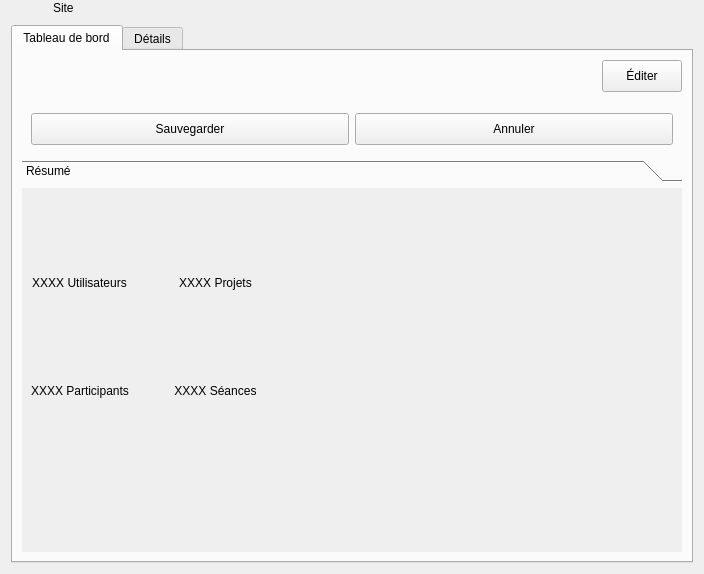
Qt form client/src/editors/SiteWidget.ui (introlab/openteraplus) before a commit.
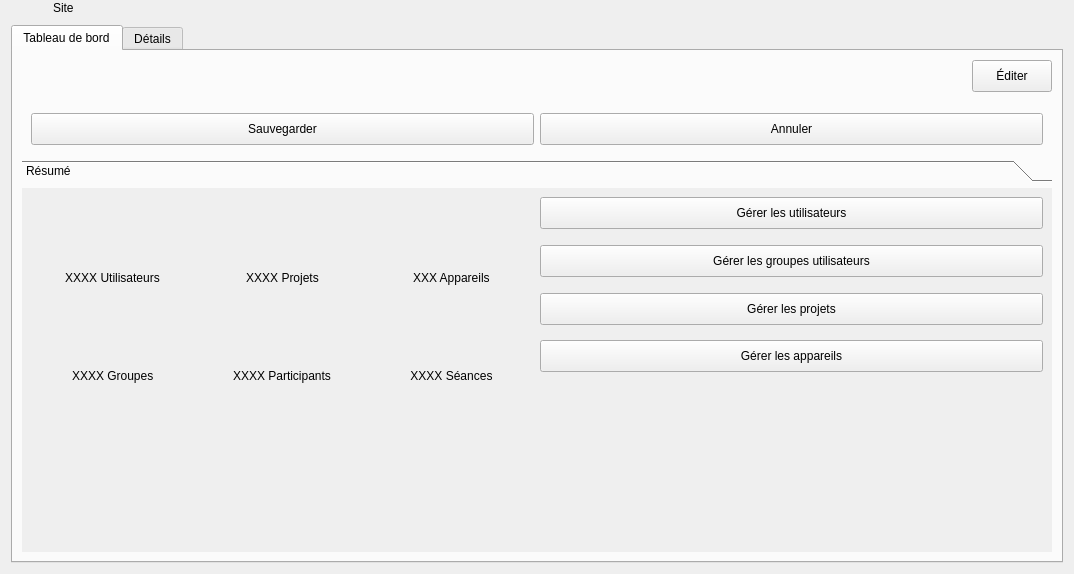
The same form after that commit. The open tabs and pages were chosen to show the change. Icons and pictures are not drawn. Custom widgets are drawn as their Qt base class.

Commit message: Refs #1. Revised SiteWidget - work in progress. Added stats display.

```diff
--- a/client/src/editors/SiteWidget.ui
+++ b/client/src/editors/SiteWidget.ui
@@ -6,7 +6,7 @@
    <rect>
     <x>0</x>
     <y>0</y>
-    <width>704</width>
+    <width>1074</width>
     <height>574</height>
    </rect>
   </property>
@@ -307,7 +307,7 @@
            <rect>
             <x>0</x>
             <y>0</y>
-            <width>668</width>
+            <width>1038</width>
             <height>339</height>
            </rect>
           </property>
@@ -316,31 +316,14 @@
           </attribute>
           <layout class="QVBoxLayout" name="verticalLayout_7">
            <item>
+            <layout class="QHBoxLayout" name="horizontalLayout_3">
+             <item>
             <layout class="QGridLayout" name="gridLayout">
-             <property name="horizontalSpacing">
-              <number>45</number>
-             </property>
              <property name="verticalSpacing">
-              <number>15</number>
-             </property>
-             <item row="1" column="0" alignment="Qt::AlignHCenter">
-              <widget class="QLabel" name="lblUsers">
-               <property name="sizePolicy">
-                <sizepolicy hsizetype="Preferred" vsizetype="Maximum">
-                 <horstretch>0</horstretch>
-                 <verstretch>0</verstretch>
-                </sizepolicy>
-               </property>
-               <property name="text">
-                <string>XXXX Utilisateurs</string>
-               </property>
-               <property name="alignment">
-                <set>Qt::AlignCenter</set>
-               </property>
-              </widget>
-             </item>
-             <item row="2" column="0" alignment="Qt::AlignHCenter">
-              <widget class="QLabel" name="icoParticipant">
+                <number>10</number>
+               </property>
+               <item row="0" column="0" alignment="Qt::AlignHCenter">
+                <widget class="QLabel" name="icoUsers">
                <property name="sizePolicy">
                 <sizepolicy hsizetype="Fixed" vsizetype="Fixed">
                  <horstretch>0</horstretch>
@@ -370,39 +353,7 @@
                </property>
               </widget>
              </item>
-             <item row="3" column="1">
-              <widget class="QLabel" name="lblSessions">
-               <property name="sizePolicy">
-                <sizepolicy hsizetype="Preferred" vsizetype="Maximum">
-                 <horstretch>0</horstretch>
-                 <verstretch>0</verstretch>
-                </sizepolicy>
-               </property>
-               <property name="text">
-                <string>XXXX Séances</string>
-               </property>
-               <property name="alignment">
-                <set>Qt::AlignCenter</set>
-               </property>
-              </widget>
-             </item>
-             <item row="3" column="0" alignment="Qt::AlignHCenter">
-              <widget class="QLabel" name="lblParticipant">
-               <property name="sizePolicy">
-                <sizepolicy hsizetype="Preferred" vsizetype="Preferred">
-                 <horstretch>0</horstretch>
-                 <verstretch>0</verstretch>
-                </sizepolicy>
-               </property>
-               <property name="text">
-                <string>XXXX Participants</string>
-               </property>
-               <property name="alignment">
-                <set>Qt::AlignCenter</set>
-               </property>
-              </widget>
-             </item>
-             <item row="0" column="1" alignment="Qt::AlignHCenter">
+               <item row="0" column="1" alignment="Qt::AlignHCenter|Qt::AlignVCenter">
               <widget class="QLabel" name="icoProjects">
                <property name="sizePolicy">
                 <sizepolicy hsizetype="Fixed" vsizetype="Fixed">
@@ -433,7 +384,54 @@
                </property>
               </widget>
              </item>
-             <item row="1" column="1">
+               <item row="0" column="2" alignment="Qt::AlignHCenter|Qt::AlignVCenter">
+                <widget class="QLabel" name="icoDevices">
+                 <property name="sizePolicy">
+                  <sizepolicy hsizetype="Fixed" vsizetype="Fixed">
+                   <horstretch>0</horstretch>
+                   <verstretch>0</verstretch>
+                  </sizepolicy>
+                 </property>
+                 <property name="minimumSize">
+                  <size>
+                   <width>64</width>
+                   <height>64</height>
+                  </size>
+                 </property>
+                 <property name="maximumSize">
+                  <size>
+                   <width>64</width>
+                   <height>64</height>
+                  </size>
+                 </property>
+                 <property name="text">
+                  <string/>
+                 </property>
+                 <property name="pixmap">
+                  <pixmap resource="../../resources/TeraClient.qrc">:/icons/device.png</pixmap>
+                 </property>
+                 <property name="scaledContents">
+                  <bool>true</bool>
+                 </property>
+                </widget>
+               </item>
+               <item row="1" column="0" alignment="Qt::AlignHCenter|Qt::AlignTop">
+                <widget class="QLabel" name="lblUsers">
+                 <property name="sizePolicy">
+                  <sizepolicy hsizetype="Preferred" vsizetype="Maximum">
+                   <horstretch>0</horstretch>
+                   <verstretch>0</verstretch>
+                  </sizepolicy>
+                 </property>
+                 <property name="text">
+                  <string>XXXX Utilisateurs</string>
+                 </property>
+                 <property name="alignment">
+                  <set>Qt::AlignCenter</set>
+                 </property>
+                </widget>
+               </item>
+               <item row="1" column="1" alignment="Qt::AlignHCenter|Qt::AlignTop">
               <widget class="QLabel" name="lblProjects">
                <property name="sizePolicy">
                 <sizepolicy hsizetype="Preferred" vsizetype="Maximum">
@@ -449,7 +447,76 @@
                </property>
               </widget>
              </item>
+               <item row="1" column="2" alignment="Qt::AlignHCenter|Qt::AlignTop">
+                <widget class="QLabel" name="lblDevices">
+                 <property name="text">
+                  <string>XXX Appareils</string>
+                 </property>
+                </widget>
+               </item>
+               <item row="2" column="0" alignment="Qt::AlignHCenter">
+                <widget class="QLabel" name="icoGroups">
+                 <property name="sizePolicy">
+                  <sizepolicy hsizetype="Fixed" vsizetype="Fixed">
+                   <horstretch>0</horstretch>
+                   <verstretch>0</verstretch>
+                  </sizepolicy>
+                 </property>
+                 <property name="minimumSize">
+                  <size>
+                   <width>64</width>
+                   <height>64</height>
+                  </size>
+                 </property>
+                 <property name="maximumSize">
+                  <size>
+                   <width>64</width>
+                   <height>64</height>
+                  </size>
+                 </property>
+                 <property name="text">
+                  <string/>
+                 </property>
+                 <property name="pixmap">
+                  <pixmap resource="../../resources/TeraClient.qrc">:/icons/group.png</pixmap>
+                 </property>
+                 <property name="scaledContents">
+                  <bool>true</bool>
+                 </property>
+                </widget>
+               </item>
              <item row="2" column="1" alignment="Qt::AlignHCenter">
+                <widget class="QLabel" name="icoParticipant">
+                 <property name="sizePolicy">
+                  <sizepolicy hsizetype="Fixed" vsizetype="Fixed">
+                   <horstretch>0</horstretch>
+                   <verstretch>0</verstretch>
+                  </sizepolicy>
+                 </property>
+                 <property name="minimumSize">
+                  <size>
+                   <width>64</width>
+                   <height>64</height>
+                  </size>
+                 </property>
+                 <property name="maximumSize">
+                  <size>
+                   <width>64</width>
+                   <height>64</height>
+                  </size>
+                 </property>
+                 <property name="text">
+                  <string/>
+                 </property>
+                 <property name="pixmap">
+                  <pixmap resource="../../resources/TeraClient.qrc">:/icons/patient.png</pixmap>
+                 </property>
+                 <property name="scaledContents">
+                  <bool>true</bool>
+                 </property>
+                </widget>
+               </item>
+               <item row="2" column="2" alignment="Qt::AlignHCenter">
               <widget class="QLabel" name="icoSessions">
                <property name="sizePolicy">
                 <sizepolicy hsizetype="Fixed" vsizetype="Fixed">
@@ -480,49 +547,157 @@
                </property>
               </widget>
              </item>
-             <item row="0" column="0" alignment="Qt::AlignHCenter">
-              <widget class="QLabel" name="icoUsers">
+               <item row="3" column="0" alignment="Qt::AlignHCenter|Qt::AlignTop">
+                <widget class="QLabel" name="lblGroups">
+                 <property name="text">
+                  <string>XXXX Groupes</string>
+                 </property>
+                </widget>
+               </item>
+               <item row="3" column="1" alignment="Qt::AlignHCenter|Qt::AlignTop">
+                <widget class="QLabel" name="lblParticipant">
                <property name="sizePolicy">
-                <sizepolicy hsizetype="Fixed" vsizetype="Fixed">
+                  <sizepolicy hsizetype="Preferred" vsizetype="Preferred">
                  <horstretch>0</horstretch>
                  <verstretch>0</verstretch>
                 </sizepolicy>
                </property>
+                 <property name="text">
+                  <string>XXXX Participants</string>
+                 </property>
+                 <property name="alignment">
+                  <set>Qt::AlignCenter</set>
+                 </property>
+                </widget>
+               </item>
+               <item row="3" column="2" alignment="Qt::AlignHCenter|Qt::AlignTop">
+                <widget class="QLabel" name="lblSessions">
+                 <property name="sizePolicy">
+                  <sizepolicy hsizetype="Preferred" vsizetype="Maximum">
+                   <horstretch>0</horstretch>
+                   <verstretch>0</verstretch>
+                  </sizepolicy>
+                 </property>
+                 <property name="text">
+                  <string>XXXX Séances</string>
+                 </property>
+                 <property name="alignment">
+                  <set>Qt::AlignCenter</set>
+                 </property>
+                </widget>
+               </item>
+              </layout>
+             </item>
+             <item>
+              <layout class="QVBoxLayout" name="verticalLayout_9">
+               <property name="spacing">
+                <number>5</number>
+               </property>
+               <item alignment="Qt::AlignTop">
+                <widget class="QPushButton" name="btnManageUsers">
+                 <property name="sizePolicy">
+                  <sizepolicy hsizetype="Preferred" vsizetype="Fixed">
+                   <horstretch>0</horstretch>
+                   <verstretch>0</verstretch>
+                  </sizepolicy>
+                 </property>
                <property name="minimumSize">
                 <size>
-                 <width>64</width>
-                 <height>64</height>
-                </size>
-               </property>
-               <property name="maximumSize">
+                   <width>200</width>
+                   <height>32</height>
+                  </size>
+                 </property>
+                 <property name="cursor">
+                  <cursorShape>PointingHandCursor</cursorShape>
+                 </property>
+                 <property name="text">
+                  <string>Gérer les utilisateurs</string>
+                 </property>
+                 <property name="icon">
+                  <iconset resource="../../resources/TeraClient.qrc">
+                   <normaloff>:/icons/software_user_online.png</normaloff>:/icons/software_user_online.png</iconset>
+                 </property>
+                </widget>
+               </item>
+               <item alignment="Qt::AlignTop">
+                <widget class="QPushButton" name="btnManageUserGroups">
+                 <property name="sizePolicy">
+                  <sizepolicy hsizetype="Preferred" vsizetype="Fixed">
+                   <horstretch>0</horstretch>
+                   <verstretch>0</verstretch>
+                  </sizepolicy>
+                 </property>
+                 <property name="minimumSize">
                 <size>
-                 <width>64</width>
-                 <height>64</height>
-                </size>
-               </property>
+                   <width>200</width>
+                   <height>32</height>
+                  </size>
+                 </property>
+                 <property name="cursor">
+                  <cursorShape>PointingHandCursor</cursorShape>
+                 </property>
                <property name="text">
-                <string/>
-               </property>
-               <property name="pixmap">
-                <pixmap resource="../../resources/TeraClient.qrc">:/icons/software_user.png</pixmap>
-               </property>
-               <property name="scaledContents">
-                <bool>true</bool>
-               </property>
-              </widget>
-             </item>
-             <item row="0" column="2">
-              <spacer name="horizontalSpacer_2">
-               <property name="orientation">
-                <enum>Qt::Horizontal</enum>
-               </property>
-               <property name="sizeHint" stdset="0">
+                  <string>Gérer les groupes utilisateurs</string>
+                 </property>
+                 <property name="icon">
+                  <iconset resource="../../resources/TeraClient.qrc">
+                   <normaloff>:/icons/usergroup.png</normaloff>:/icons/usergroup.png</iconset>
+                 </property>
+                </widget>
+               </item>
+               <item alignment="Qt::AlignTop">
+                <widget class="QPushButton" name="btnManageProjects">
+                 <property name="sizePolicy">
+                  <sizepolicy hsizetype="Preferred" vsizetype="Fixed">
+                   <horstretch>0</horstretch>
+                   <verstretch>0</verstretch>
+                  </sizepolicy>
+                 </property>
+                 <property name="minimumSize">
+                  <size>
+                   <width>200</width>
+                   <height>32</height>
+                  </size>
+                 </property>
+                 <property name="cursor">
+                  <cursorShape>PointingHandCursor</cursorShape>
+                 </property>
+                 <property name="text">
+                  <string>Gérer les projets</string>
+                 </property>
+                 <property name="icon">
+                  <iconset resource="../../resources/TeraClient.qrc">
+                   <normaloff>:/icons/project.png</normaloff>:/icons/project.png</iconset>
+                 </property>
+                </widget>
+               </item>
+               <item alignment="Qt::AlignTop">
+                <widget class="QPushButton" name="btnManageDevices">
+                 <property name="sizePolicy">
+                  <sizepolicy hsizetype="Preferred" vsizetype="Fixed">
+                   <horstretch>0</horstretch>
+                   <verstretch>0</verstretch>
+                  </sizepolicy>
+                 </property>
+                 <property name="minimumSize">
                 <size>
-                 <width>40</width>
-                 <height>20</height>
-                </size>
-               </property>
-              </spacer>
+                   <width>200</width>
+                   <height>32</height>
+                  </size>
+                 </property>
+                 <property name="cursor">
+                  <cursorShape>PointingHandCursor</cursorShape>
+                 </property>
+                 <property name="text">
+                  <string>Gérer les appareils</string>
+                 </property>
+                 <property name="icon">
+                  <iconset resource="../../resources/TeraClient.qrc">
+                   <normaloff>:/icons/device.png</normaloff>:/icons/device.png</iconset>
+                 </property>
+                </widget>
+               </item>
+              </layout>
              </item>
             </layout>
            </item>
```
Left out of the diff: 37 changed lines with no effect on the pictures. Lines whose indentation alone changed are shown as unchanged. The commit also changes 15 other files.
